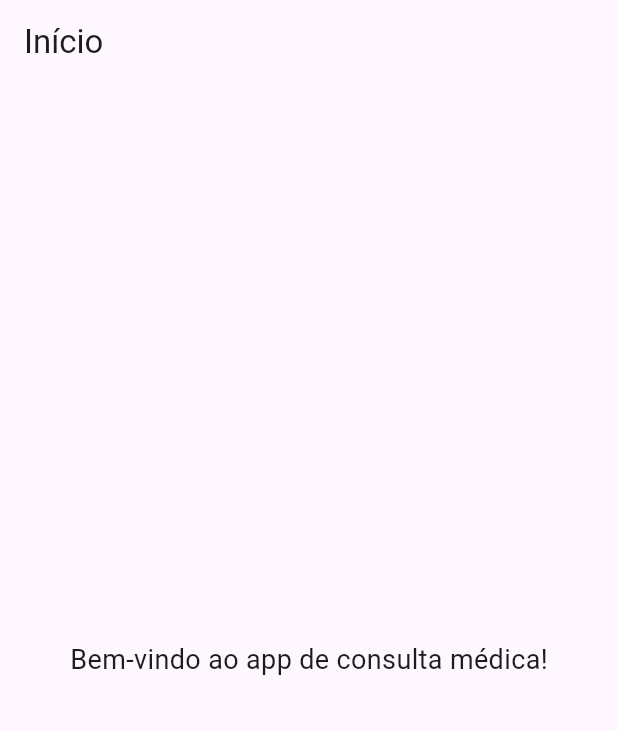
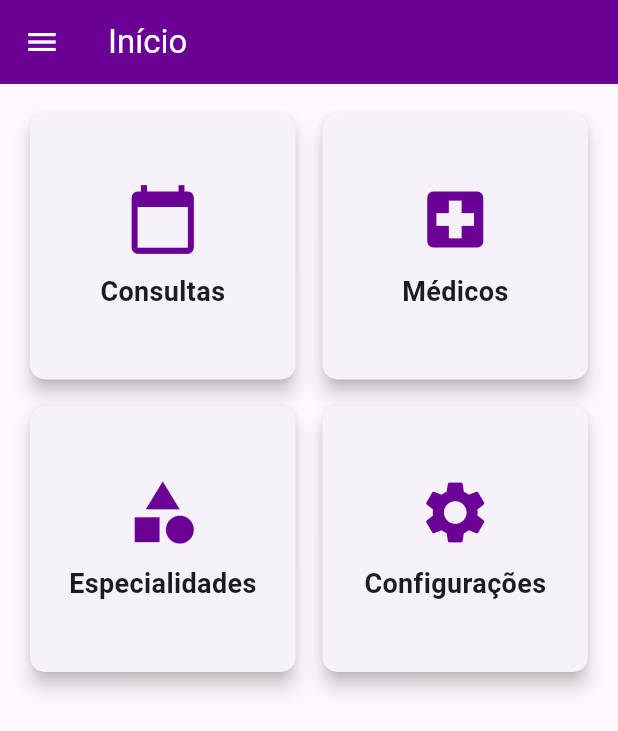
Before and after one commit to AugustoZanoli/doctors_app, a Flutter app: the screen it shows after launch, on a phone screen of 412 x 824 dp. Shown: the top 731 px of the screen. Run offline on Flutter 3.47's test engine with Material 3 defaults, Android fonts, the phone set to English and light mode, and no system bars.

Commit message:
Adicionando componentes básicos iniciais

```diff
--- /dev/null
+++ b/doctors_app/lib/components/app_bar.dart
@@ -0,0 +1,26 @@
+import 'package:flutter/material.dart';
+
+class CustomAppBar extends StatelessWidget implements PreferredSizeWidget {
+  final String title;
+  final List<Widget>? actions;
+
+  CustomAppBar({required this.title, this.actions});
+
+  @override
+  Widget build(BuildContext context) {
+    return AppBar(
+      title: Text(title, style: TextStyle(color: Colors.white),),
+      leading: IconButton(
+        icon: Icon(Icons.menu,color: Colors.white,),
+        onPressed: () {
+          // Abre o Drawer
+          Scaffold.of(context).openDrawer();
+        },
+      ),
+      actions: actions,
+    );
+  }
+
+  @override
+  Size get preferredSize => Size.fromHeight(kToolbarHeight);
+}
--- /dev/null
+++ b/doctors_app/lib/components/grid.dart
@@ -0,0 +1,35 @@
+import 'package:doctors_app/main.dart';
+import 'package:flutter/material.dart';
+
+class GridCard extends StatelessWidget {
+  final String title;
+  final IconData icon;
+  final String route;
+
+  GridCard({required this.title, required this.icon, required this.route});
+
+  @override
+  Widget build(BuildContext context) {
+    return GestureDetector(
+      onTap: () {
+        // Navigator.pushNamed(context, route);
+      },
+      child: Card(
+        elevation: 5,
+        shape: RoundedRectangleBorder(borderRadius: BorderRadius.circular(10)),
+        child: Column(
+          mainAxisAlignment: MainAxisAlignment.center,
+          crossAxisAlignment: CrossAxisAlignment.center,
+          children: [
+            Icon(icon, size: 50, color: customPurple),
+            SizedBox(height: 10),
+            Text(
+              title,
+              style: TextStyle(fontSize: 18, fontWeight: FontWeight.bold),
+            ),
+          ],
+        ),
+      ),
+    );
+  }
+}
--- a/doctors_app/lib/main.dart
+++ b/doctors_app/lib/main.dart
@@ -12,9 +12,27 @@ class MyApp extends StatelessWidget {
       title: 'Consulta Médica',
       debugShowCheckedModeBanner: false,
       theme: ThemeData(
-        primarySwatch: Colors.teal,
+        primarySwatch: customPurple,
+        primaryColor: Colors.teal,
+        appBarTheme: AppBarTheme(color: customPurple)
       ),
       home: Home(),
     );
   }
 }
+
+MaterialColor customPurple = const MaterialColor(
+  0xFF6B0096, // valor principal
+  <int, Color>{
+    50: Color(0xFFEBDCF2),
+    100: Color(0xFFD6B9E5),
+    200: Color(0xFFC093D7),
+    300: Color(0xFFAA6DC9),
+    400: Color(0xFF984DC0),
+    500: Color(0xFF6B0096), // cor base
+    600: Color(0xFF600087),
+    700: Color(0xFF550078),
+    800: Color(0xFF4A0069),
+    900: Color(0xFF38004C),
+  },
+);
--- a/doctors_app/lib/screens/home.dart
+++ b/doctors_app/lib/screens/home.dart
@@ -1,16 +1,91 @@
+import 'package:doctors_app/components/app_bar.dart';
+import 'package:doctors_app/components/grid.dart';
 import 'package:flutter/material.dart';
 
 class Home extends StatelessWidget {
+  final List<Map<String, dynamic>> cardsData = [
+  {
+    'title': 'Consultas',
+    'icon': Icons.calendar_today,
+    'route': '/consultas',
+  },
+  {
+    'title': 'Médicos',
+    'icon': Icons.local_hospital,
+    'route': '/medicos',
+  },
+  {
+    'title': 'Especialidades',
+    'icon': Icons.category,
+    'route': '/especialidades',
+  },
+  {
+    'title': 'Configurações',
+    'icon': Icons.settings,
+    'route': '/configuracoes',
+  },
+];
+
   @override
   Widget build(BuildContext context) {
     return Scaffold(
-      appBar: AppBar(
-        title: Text('Início'),
+      appBar: CustomAppBar(
+        title: 'Início',
+        actions: [
+          // Adicione seus actions aqui, se necessário
+        ],
       ),
-      body: Center(
-        child: Text(
-          'Bem-vindo ao app de consulta médica!',
-          style: TextStyle(fontSize: 18),
+      drawer: Drawer(
+        child: ListView(
+          padding: EdgeInsets.zero,
+          children: <Widget>[
+            DrawerHeader(
+              decoration: BoxDecoration(
+                color: Colors.teal,
+              ),
+              child: Text(
+                'Menu',
+                style: TextStyle(
+                  color: Colors.white,
+                  fontSize: 24,
+                ),
+              ),
+            ),
+            ListTile(
+              title: Text('Página Inicial'),
+              onTap: () {
+                // Navegar para a página inicial
+                Navigator.pop(context);
+              },
+            ),
+            ListTile(
+              title: Text('Consultas'),
+              onTap: () {
+                // Navegar para consultas
+                Navigator.pushNamed(context, '/consultas');
+              },
+            ),
+          ],
+        ),
+      ),
+      body: Padding(
+        padding: const EdgeInsets.all(16.0),
+        child: GridView.builder(
+          gridDelegate: SliverGridDelegateWithFixedCrossAxisCount(
+            crossAxisCount: 2,
+            crossAxisSpacing: 10,
+            mainAxisSpacing: 10,
+            childAspectRatio: 1,
+          ),
+          itemCount: 4,
+          itemBuilder: (context, index) {
+            final item = cardsData[index];
+            return GridCard(
+              title: item['title'],
+              icon: item['icon'],
+              route: item['title'],
+            );
+          },
         ),
       ),
     );
```
